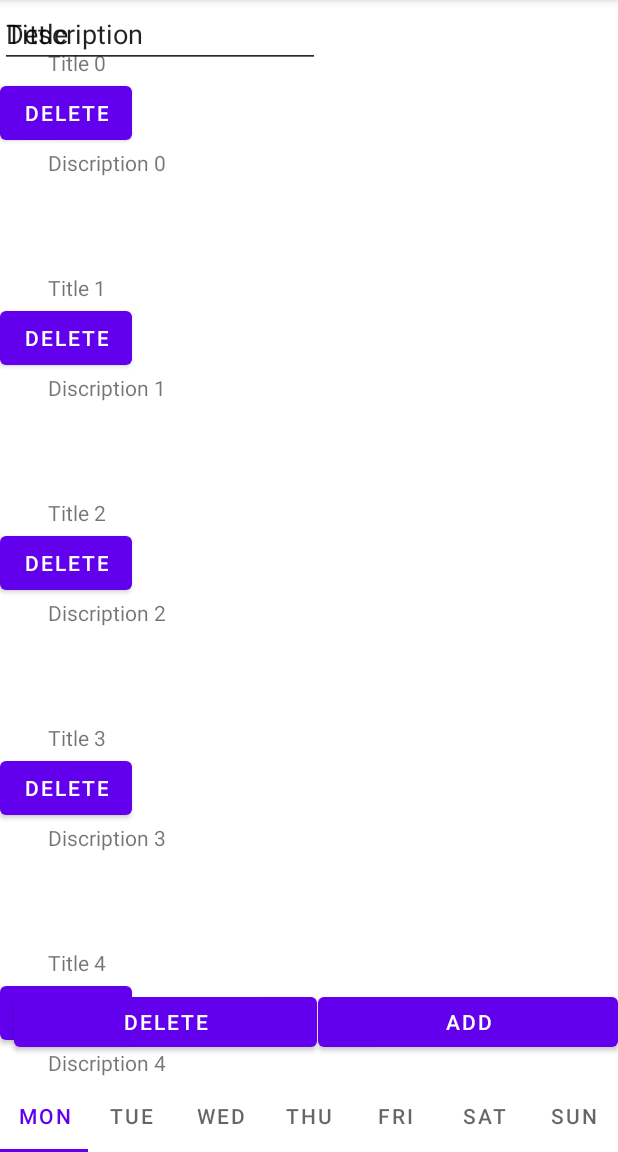
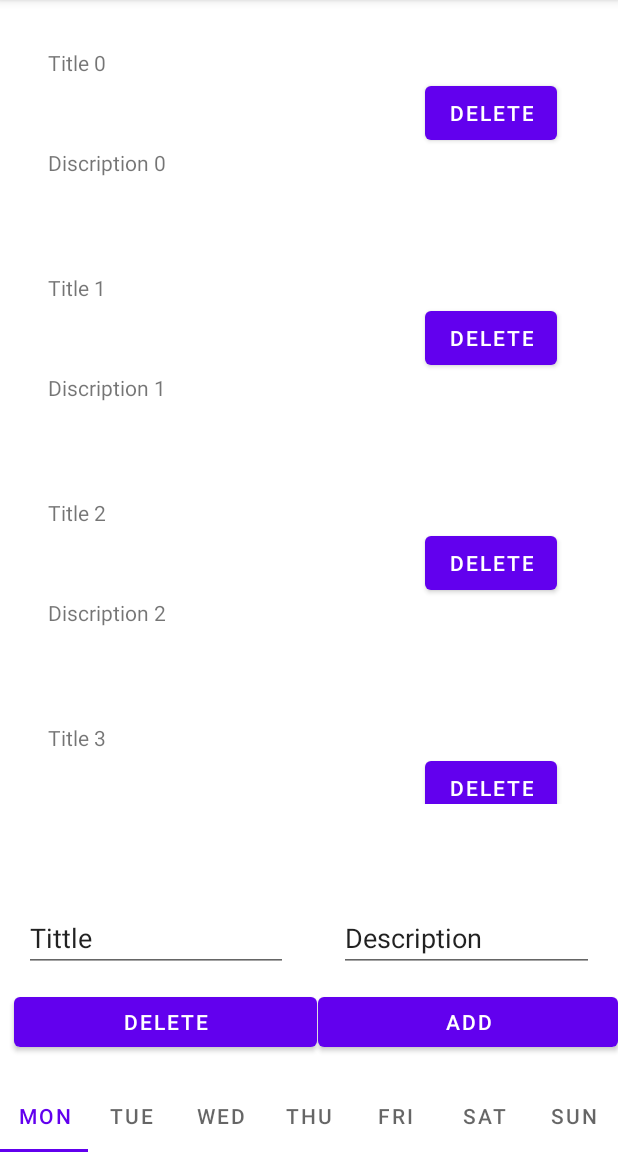
Before and after one commit to sofia-kylypko/Fragments, an Android app: the screen it shows after launch (MainActivity), on a phone screen of 412 x 824 dp, the part 84-1236 px from its top. Run offline under Robolectric (Android 15) with nearby library versions, the phone set to English and light mode, and no system bars.

Commit message:
description add commit

```diff
--- a/app/src/main/java/com/test/fragments/MondayFragment.java
+++ b/app/src/main/java/com/test/fragments/MondayFragment.java
@@ -94,7 +94,7 @@ public class MondayFragment extends BaseFragment {
 
     private void add(){
         adapter.notifyItemInserted(0);
-        list.add(0, new ReciptModel(" "+setTittle.setText(setTittle.getText().toString()) ,"Description"));
+        list.add(0, new ReciptModel(" "+setTittle.getText().toString() ," "+setDescription.getText().toString()));
     }
 
     private List<ReciptModel> generateRecipt(){
--- a/app/src/main/java/com/test/fragments/adapters/MyRVAdapter.java
+++ b/app/src/main/java/com/test/fragments/adapters/MyRVAdapter.java
@@ -12,14 +12,13 @@ import com.test.fragments.R;
 
 import java.util.List;
 
-
 public class MyRVAdapter extends RecyclerView.Adapter<MyViewHolder> {
 
-    private List<ReciptModel> recipeModels;
+    private List<ReciptModel> reciptModels;
     private OnItemClick listener;
 
-    public MyRVAdapter(List<ReciptModel> recipeModels, OnItemClick listener) {
-        this.recipeModels = recipeModels;
+    public MyRVAdapter(List<ReciptModel> reciptModels, OnItemClick listener) {
+        this.reciptModels = reciptModels;
         this.listener=listener;
     }
 
@@ -32,15 +31,17 @@ public class MyRVAdapter extends RecyclerView.Adapter<MyViewHolder> {
 
     @Override
     public void onBindViewHolder(@NonNull MyViewHolder holder, int position) {
-        holder.onBind(recipeModels.get(position), listener);
-
+        holder.onBind(reciptModels.get(position), listener);
     }
 
     @Override
     public int getItemCount() {
-        return recipeModels.size();
+        return reciptModels.size();
+
     }
-    public interface OnItemClick{
+
+
+    public interface OnItemClick {
         public void onClick(ReciptModel model);
     }
 }
--- a/app/src/main/java/com/test/fragments/adapters/MyViewHolder.java
+++ b/app/src/main/java/com/test/fragments/adapters/MyViewHolder.java
@@ -15,21 +15,22 @@ public class MyViewHolder extends RecyclerView.ViewHolder {
     private TextView txtTitle;
     private TextView txtDescription;
 
-    private Button deleteitem;
+    private Button btnDeleteItem;
 
 
     public MyViewHolder(@NonNull View itemView) {
         super(itemView);
 
         txtTitle=itemView.findViewById(R.id.txtTitle);
-
         txtDescription=itemView.findViewById(R.id.txtDescription);
+        btnDeleteItem = itemView.findViewById(R.id.btnDeleteItem);
     }
 
-    public void onBind(ReciptModel reciptModel, MyRVAdapter.OnItemClick listener){
-        txtTitle.setText(reciptModel.getTitle());
-        txtDescription.setText(reciptModel.getDescription());
+    public void onBind(ReciptModel reciptModels, MyRVAdapter.OnItemClick listener){
+        txtTitle.setText(reciptModels.getTitle());
 
-        deleteitem.setOnClickListener(v->listener.onClick(reciptModel));
+        txtDescription.setText(reciptModels.getDescription());
+
+        btnDeleteItem.setOnClickListener(v->listener.onClick(reciptModels));
     }
 }
--- a/app/src/main/res/layout/contaner.xml
+++ b/app/src/main/res/layout/contaner.xml
@@ -29,7 +29,9 @@
         android:layout_height="wrap_content"
         android:text="Delete"
         app:layout_constraintBottom_toBottomOf="parent"
-        app:layout_constraintTop_toTopOf="parent"
-        tools:layout_editor_absoluteX="292dp" />
+        app:layout_constraintEnd_toEndOf="parent"
+        app:layout_constraintHorizontal_bias="0.888"
+        app:layout_constraintStart_toStartOf="parent"
+        app:layout_constraintTop_toTopOf="parent" />
 
 </androidx.constraintlayout.widget.ConstraintLayout>
--- a/app/src/main/res/layout/fragment_monday.xml
+++ b/app/src/main/res/layout/fragment_monday.xml
@@ -11,8 +11,9 @@
 
     <androidx.recyclerview.widget.RecyclerView
         android:id="@+id/rvList"
-        android:layout_width="wrap_content"
-        android:layout_height="wrap_content">
+        android:layout_width="407dp"
+        android:layout_height="536dp"
+        tools:ignore="MissingConstraints">
 
     </androidx.recyclerview.widget.RecyclerView>
 
@@ -41,22 +42,28 @@
 
     <EditText
         android:id="@+id/setTittle"
-        android:layout_width="wrap_content"
-        android:layout_height="wrap_content"
+        android:layout_width="176dp"
+        android:layout_height="45dp"
+        android:layout_marginBottom="56dp"
         android:ems="10"
         android:inputType="textPersonName"
         android:text="Tittle "
-        tools:layout_editor_absoluteX="16dp"
-        tools:layout_editor_absoluteY="531dp" />
+        app:layout_constraintBottom_toBottomOf="@+id/btnDelete"
+        app:layout_constraintEnd_toEndOf="parent"
+        app:layout_constraintHorizontal_bias="0.068"
+        app:layout_constraintStart_toStartOf="parent" />
 
     <EditText
         android:id="@+id/setDescription"
-        android:layout_width="wrap_content"
-        android:layout_height="wrap_content"
+        android:layout_width="170dp"
+        android:layout_height="44dp"
+        android:layout_marginBottom="56dp"
         android:ems="10"
         android:inputType="textPersonName"
         android:text="Description"
-        tools:layout_editor_absoluteX="19dp"
-        tools:layout_editor_absoluteY="604dp" />
+        app:layout_constraintBottom_toBottomOf="@+id/btnAdd"
+        app:layout_constraintEnd_toEndOf="parent"
+        app:layout_constraintHorizontal_bias="0.933"
+        app:layout_constraintStart_toStartOf="parent" />
 
 </androidx.constraintlayout.widget.ConstraintLayout>
```
